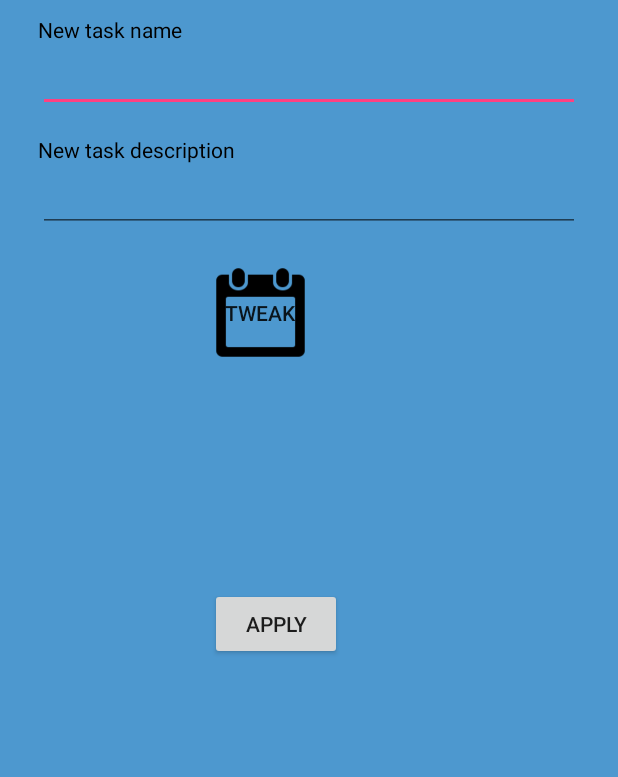
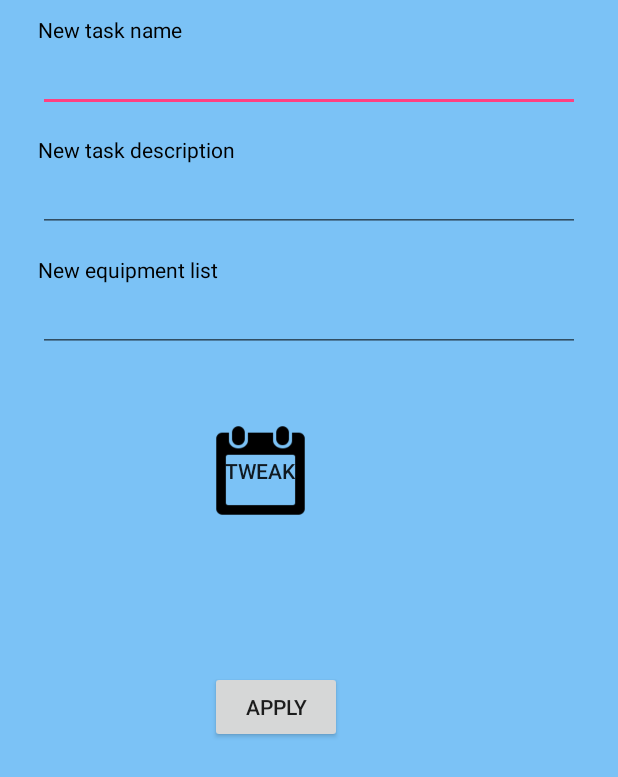
Before and after one commit to Parastoo-S/TMMPL, an Android app: the layout activity_edit_task.xml on its own in the app's theme, with its tools: preview values and no code run, on a phone screen of 412 x 824 dp. Shown: the top 777 px of the screen. Run offline under Robolectric (Android 15) with nearby library versions, the phone set to English and light mode, and no system bars.

Commit message:
mahdis changes

```diff
--- a/app/src/main/res/layout/activity_edit_task.xml
+++ b/app/src/main/res/layout/activity_edit_task.xml
@@ -43,13 +43,32 @@
         android:ems="10"
         android:inputType="textMultiLine" />
 
+    <TextView
+        android:id="@+id/textView11"
+        android:layout_width="match_parent"
+        android:layout_height="wrap_content"
+        android:layout_marginLeft="25dp"
+        android:layout_marginRight="25dp"
+        android:layout_marginTop="15dp"
+        android:text="New equipment list"
+        android:textColor="@android:color/background_dark" />
+
+    <EditText
+        android:id="@+id/editEquipment"
+        android:layout_width="match_parent"
+        android:layout_height="wrap_content"
+        android:layout_marginLeft="25dp"
+        android:layout_marginRight="25dp"
+        android:ems="10"
+        android:inputType="textMultiLine" />
+
     <Button
         android:id="@+id/editDateTime"
         android:layout_width="67dp"
         android:layout_height="67dp"
         android:layout_centerHorizontal="true"
         android:layout_marginLeft="140dp"
-        android:layout_marginTop="20dp"
+        android:layout_marginTop="45dp"
         android:background="@drawable/calender"
         android:text="Tweak" />
 
@@ -58,7 +77,7 @@
         android:layout_width="wrap_content"
         android:layout_height="wrap_content"
         android:layout_marginLeft="140dp"
-        android:layout_marginTop="150dp"
+        android:layout_marginTop="100dp"
         android:text="Apply" />
 
     <LinearLayout
--- a/app/src/main/res/values/colors.xml
+++ b/app/src/main/res/values/colors.xml
@@ -3,7 +3,7 @@
     <color name="colorPrimary">#3F51B5</color>
     <color name="colorPrimaryDark">#303F9F</color>
     <color name="colorAccent">#ff4081</color>
-    <color name="color1">#4d98cf</color>
+    <color name="color1">#7bc2f6</color>
     <color name="color2">#5a5386</color>
     <color name="color3">#40c9c2</color>
     <color name="color4">#4674a6</color>
```
Also changed, not shown: app/src/main/java/segproject/tmmpl/EditTask.java (+14 -1 lines), app/src/main/res/layout/activity_add_task.xml (+7 -5 lines).
